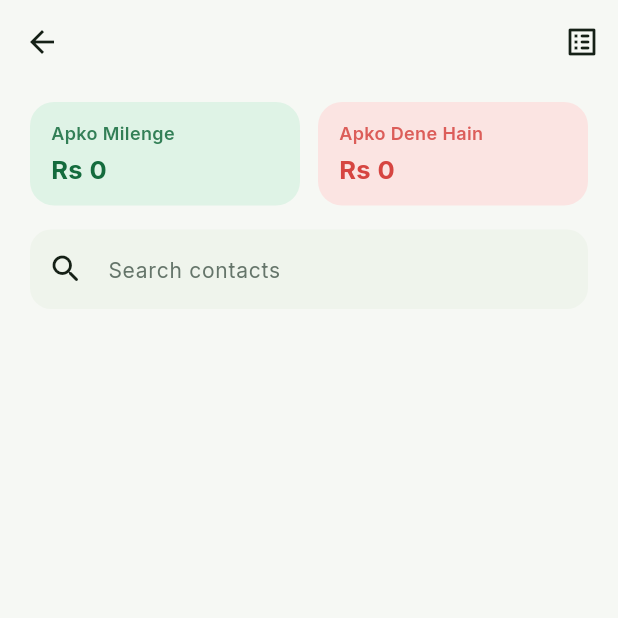
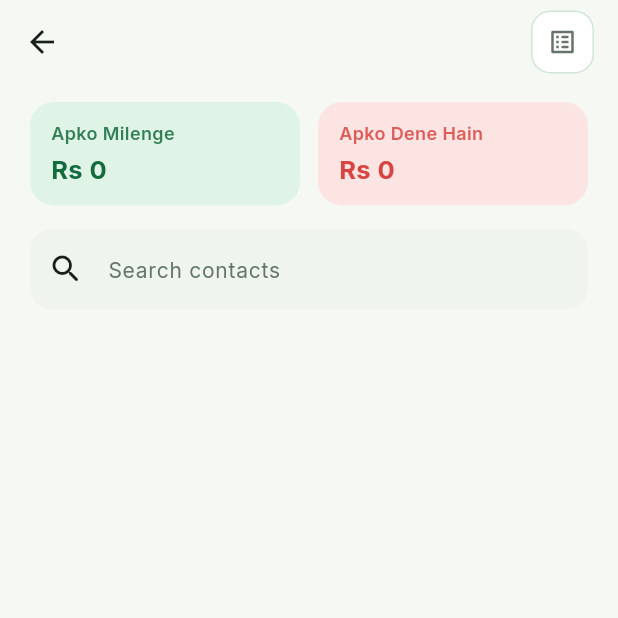
Before and after one commit to hashamkhan11/hisabkitab, a Flutter app: the DetailPage screen opened directly with empty values, on a phone screen of 412 x 824 dp, the top half of it. Run offline on Flutter 3.47's test engine with Material 3 defaults, Android fonts, the phone set to English and light mode, and no system bars; our stand-ins replace cached_network_image, csv, dotted_border, firebase_auth, firebase_core, firebase_crashlytics and 10 more; accounts and stored records are empty; network calls fail.

Commit message:
Modernize category detail screen and share the app-bar icon button
Extracted the rounded icon button into a shared widget and reused it
for the contact-list action, and restyled each contact into a themed
card instead of a plain divided list row so the screen matches the
rest of the app instead of looking like an older Flutter template.

```diff
--- a/lib/screens/detail.dart
+++ b/lib/screens/detail.dart
@@ -8,6 +8,7 @@ import 'package:hisabshare/screens/list.dart';
 import 'package:firebase_auth/firebase_auth.dart';
 import 'package:hisabshare/providers/contacts_provider.dart';
 import 'package:hisabshare/theme/app_theme.dart';
+import 'package:hisabshare/widgets/header_icon_button.dart';
 
 class DetailPage extends StatefulWidget {
   final String categoryId;
@@ -69,7 +70,6 @@ class _DetailPageState extends State<DetailPage> {
 
   @override
   Widget build(BuildContext context) {
-    final c = context.appColors;
     final persons = context.watch<ContactsProvider>().contactsFor(widget.categoryId);
     final searchText = searchController.text.toLowerCase();
     final filteredPersons = searchText.isEmpty
@@ -81,11 +81,12 @@ class _DetailPageState extends State<DetailPage> {
     return Scaffold(
       appBar: AppBar(
         title: Text(widget.categoryName),
+        centerTitle: false,
         actions: [
-          IconButton(
+          HeaderIconButton(
             tooltip: 'Contact list / export',
-            icon: const Icon(Icons.list_alt_rounded),
-            onPressed: () {
+            icon: Icons.list_alt_rounded,
+            onTap: () {
               Navigator.push(
                 context,
                 MaterialPageRoute(
@@ -97,6 +98,7 @@ class _DetailPageState extends State<DetailPage> {
               );
             },
           ),
+          const SizedBox(width: 16),
         ],
       ),
       body: Padding(
@@ -124,10 +126,9 @@ class _DetailPageState extends State<DetailPage> {
                   ? _EmptyState(hasQuery: searchText.isNotEmpty)
                   : RefreshIndicator(
                       onRefresh: _loadContacts,
-                      child: ListView.separated(
+                      child: ListView.builder(
                         padding: const EdgeInsets.only(top: 8, bottom: 96),
                         itemCount: filteredPersons.length,
-                        separatorBuilder: (_, __) => Divider(height: 1, color: c.border),
                         itemBuilder: (context, index) {
                           final person = filteredPersons[index];
                           return _ContactRow(
@@ -259,11 +260,21 @@ class _ContactRow extends StatelessWidget {
     final initial = name.isNotEmpty ? name[0].toUpperCase() : '?';
     final avatarColor = person['color'] as Color? ?? c.accentSoft;
 
-    return InkWell(
+    return Container(
+      margin: const EdgeInsets.only(bottom: 10),
+      decoration: BoxDecoration(
+        color: c.surface,
+        borderRadius: BorderRadius.circular(16),
+        border: Border.all(color: c.border),
+      ),
+      clipBehavior: Clip.antiAlias,
+      child: Material(
+        color: Colors.transparent,
+        child: InkWell(
           onTap: onTap,
           onLongPress: onLongPress,
           child: Padding(
-        padding: const EdgeInsets.symmetric(vertical: 12),
+            padding: const EdgeInsets.symmetric(horizontal: 14, vertical: 12),
             child: Row(
               children: [
                 CircleAvatar(radius: 22, backgroundColor: avatarColor, child: Text(initial, style: const TextStyle(fontWeight: FontWeight.w700))),
@@ -326,6 +337,8 @@ class _ContactRow extends StatelessWidget {
               ],
             ),
           ),
+        ),
+      ),
     );
   }
 }
--- /dev/null
+++ b/lib/widgets/header_icon_button.dart
@@ -0,0 +1,50 @@
+import 'package:flutter/material.dart';
+import 'package:hisabshare/theme/app_theme.dart';
+
+/// A rounded-square icon button (avatar/notification-bell style) used in
+/// place of stock [IconButton]s wherever a screen needs an action in its
+/// app bar, so every screen's chrome reads as the same design system.
+class HeaderIconButton extends StatelessWidget {
+  final IconData icon;
+  final VoidCallback? onTap;
+  final String? tooltip;
+  final Color? iconColor;
+  final Color? bgColor;
+
+  const HeaderIconButton({
+    required this.icon,
+    required this.onTap,
+    this.tooltip,
+    this.iconColor,
+    this.bgColor,
+    super.key,
+  });
+
+  @override
+  Widget build(BuildContext context) {
+    final c = context.appColors;
+    final disabled = onTap == null;
+    final button = Container(
+      width: 42,
+      height: 42,
+      decoration: BoxDecoration(
+        color: disabled ? c.surfaceAlt : (bgColor ?? c.surface),
+        borderRadius: BorderRadius.circular(13),
+        border: Border.all(color: c.border),
+      ),
+      child: Material(
+        color: Colors.transparent,
+        child: InkWell(
+          borderRadius: BorderRadius.circular(13),
+          onTap: onTap,
+          child: Icon(
+            icon,
+            size: 20,
+            color: disabled ? c.textMuted.withValues(alpha: .4) : (iconColor ?? c.textMuted),
+          ),
+        ),
+      ),
+    );
+    return tooltip == null ? button : Tooltip(message: tooltip!, child: button);
+  }
+}
```
Also changed, not shown: lib/screens/notifications.dart (+6 -49 lines). Lines whose indentation alone changed are shown as unchanged.
